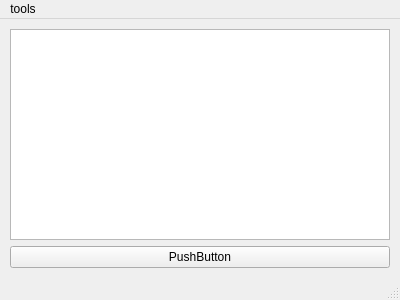
Old version of the form gui/guiapp/mainwindow.ui in the repository void-hoge/sudoku.
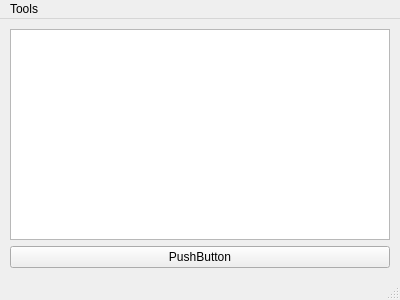
New version of the form.

The edit to the form file:
```diff
--- a/gui/guiapp/mainwindow.ui
+++ b/gui/guiapp/mainwindow.ui
@@ -88,7 +88,7 @@
    </property>
    <widget class="QMenu" name="menutools">
     <property name="title">
-     <string>tools</string>
+     <string>Tools</string>
     </property>
     <addaction name="actionActivate_debug_mode"/>
    </widget>
```
Left out of the diff: 9 changed lines with no effect on the pictures.
